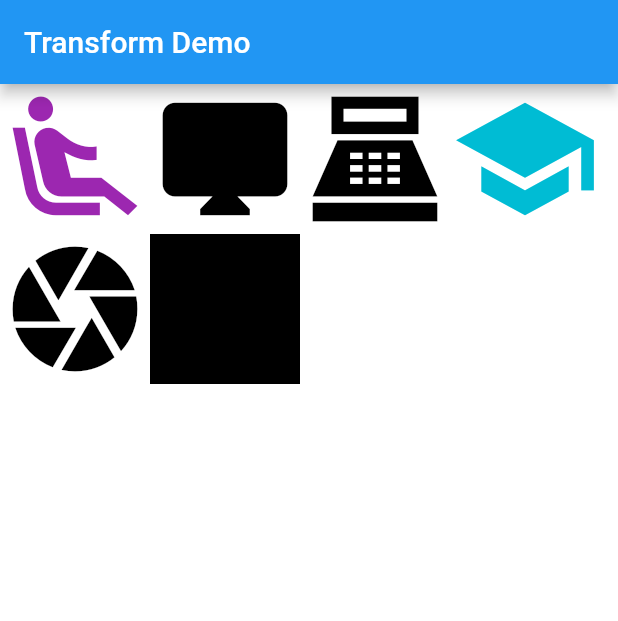
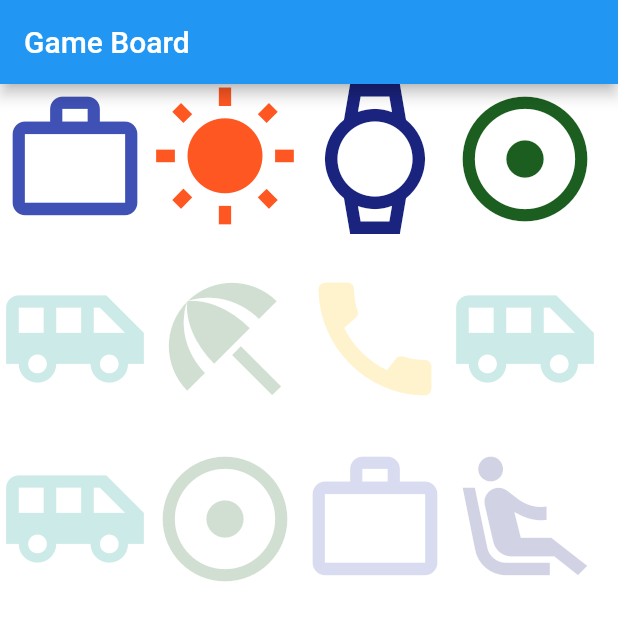
Before and after one commit to mahdi-ko/drag-and-drop-game-flutter, a Flutter app: the screen it shows after launch, on a phone screen of 412 x 824 dp. Shown: the top 621 px of the screen. Run offline on Flutter 3.47's test engine with Material 2 defaults, Android fonts, the phone set to English and light mode, and no system bars.

Commit message:
changed some of game state and added colors&icons

```diff
--- a/lib/game_board.dart
+++ b/lib/game_board.dart
@@ -1,10 +1,9 @@
-import 'dart:math';
-
-import 'package:drag_and_drop/data/colors.dart';
-import 'package:drag_and_drop/data/icons_data.dart';
 import 'package:drag_and_drop/draggable_list.dart';
-import 'package:drag_and_drop/draggable_object.dart';
+import 'package:drag_and_drop/icon_drag_target.dart';
+import 'package:drag_and_drop/providers/game_engine.dart';
+import 'package:drag_and_drop/providers/items.dart';
 import 'package:flutter/material.dart';
+import 'package:provider/provider.dart';
 
 class GameBoard extends StatefulWidget {
   @override
@@ -12,17 +11,15 @@ class GameBoard extends StatefulWidget {
 }
 
 class _GameBoardState extends State<GameBoard> {
-  final Random r = Random();
-  List<Widget> items;
-  Widget item;
+  List<Icon> draggableIcons = [];
+  List<Item> targetItems = [];
+  ItemsRow itemsRow;
+
   @override
   void initState() {
-    item = Container(
-      color: Colors.black,
-      height: 100,
-      width: 100,
-    );
-    items = generateGame();
+    draggableIcons = GameEngine.generateTopRow(10, 100);
+    itemsRow = Provider.of<ItemsRow>(context, listen: false);
+    itemsRow.generateIconsRow(10, 2, 100);
     super.initState();
   }
 
@@ -31,7 +28,7 @@ class _GameBoardState extends State<GameBoard> {
     return Scaffold(
       backgroundColor: Colors.white,
       appBar: AppBar(
-        title: Text('Transform Demo'),
+        title: Text('Game Board'),
       ),
       body: Column(
         mainAxisSize: MainAxisSize.min,
@@ -39,46 +36,29 @@ class _GameBoardState extends State<GameBoard> {
           Container(
             height: 100,
             child: DraggableList(
-              items: items,
+              items: draggableIcons,
             ),
           ),
-          SizedBox(
-            height: 100,
-            child: ListView(
-              scrollDirection: Axis.horizontal,
-              children: [
-                DraggableObject(
-                  icon: randomIcon(),
-                ),
-                DragTarget(
-                  onWillAccept: (_) {
-                    return true;
-                  },
-                  onAccept: (_) {
-                    setState(() {
-                      item = _;
-                    });
-                  },
-                  builder: (_, acceptedItems, ___) {
-                    return item;
-                  },
-                )
-              ],
+          for (int j = 0; j < itemsRow.itemsRow.length; j++) ...[
+            Container(
+              height: 100,
+              margin: EdgeInsets.only(top: 20),
+              child: ListView.builder(
+                scrollDirection: Axis.horizontal,
+                itemCount: itemsRow.itemsRow[j].length,
+                itemBuilder: (ct, i) {
+                  return ChangeNotifierProvider.value(
+                    value: itemsRow.itemsRow[j][i],
+                    builder: (c, child) {
+                      return IconDragTarget();
+                    },
+                  );
+                },
+              ),
             ),
-          ),
+          ]
         ],
       ),
     );
   }
-
-  List<Widget> generateGame() {
-    final count = r.nextInt(15) + 5;
-    List<Icon> items = [];
-    for (int i = 0; i < count; i++) items.add(randomIcon());
-    return items;
-  }
-
-  Icon randomIcon() => Icon(iconData[r.nextInt(iconData.length)], color: randomColor(), size: 100);
-
-  Color randomColor() => colors[r.nextInt(colors.length)];
 }
--- /dev/null
+++ b/lib/icon_drag_target.dart
@@ -0,0 +1,38 @@
+import 'dart:developer';
+
+import 'package:drag_and_drop/providers/items.dart';
+import 'package:flutter/material.dart';
+import 'package:provider/provider.dart';
+
+class IconDragTarget extends StatelessWidget {
+  @override
+  Widget build(BuildContext context) {
+    final item = Provider.of<Item>(context);
+
+    return DragTarget(
+      onWillAccept: (droppedItem) {
+        if (droppedItem is Icon &&
+            item.color == droppedItem.color &&
+            item.icon == droppedItem.icon &&
+            item.size == droppedItem.size) {
+          log("true");
+
+          return true;
+        }
+        log("false");
+
+        return false;
+      },
+      onAccept: (_) {
+        item.isEmpty = true;
+      },
+      builder: (_, acceptedItems, ___) {
+        return Icon(
+          item.icon,
+          color: item.color.withOpacity(0.2),
+          size: item.size,
+        );
+      },
+    );
+  }
+}
--- a/lib/main.dart
+++ b/lib/main.dart
@@ -1,4 +1,6 @@
+import 'package:drag_and_drop/providers/items.dart';
 import 'package:flutter/material.dart';
+import 'package:provider/provider.dart';
 
 import 'game_board.dart';
 
@@ -9,12 +11,17 @@ void main() {
 class MyApp extends StatelessWidget {
   @override
   Widget build(BuildContext context) {
-    return MaterialApp(
-      title: 'Flutter Demo',
-      theme: ThemeData(
-        primarySwatch: Colors.blue,
+    return MultiProvider(
+      providers: [
+        ListenableProvider<ItemsRow>(create: (_) => ItemsRow()),
+      ],
+      child: MaterialApp(
+        title: 'Flutter Demo',
+        theme: ThemeData(
+          primarySwatch: Colors.blue,
+        ),
+        home: GameBoard(),
       ),
-      home: GameBoard(),
     );
   }
 }
--- /dev/null
+++ b/lib/providers/game_engine.dart
@@ -0,0 +1,28 @@
+import 'dart:developer';
+
+import 'package:drag_and_drop/data/colors.dart';
+import 'package:drag_and_drop/data/icons_data.dart';
+import 'package:flutter/material.dart';
+import 'dart:math' as math;
+
+final math.Random _r = math.Random();
+
+class GameEngine with ChangeNotifier {
+  static List<Icon> items = [];
+
+  static List<Icon> generateTopRow(int numberOfItems, double iconSize) {
+    items.clear();
+    for (int i = 0; i < numberOfItems; i++) {
+      final icon = generateRandomIcon(iconSize);
+      items.add(icon);
+    }
+    return items;
+  }
+}
+
+Icon generateRandomIcon(double iconSize) {
+  final iconData = IconsData.iconData[_r.nextInt(IconsData.iconData.length)];
+  return Icon(iconData, color: randomColor(), size: iconSize);
+}
+
+Color randomColor() => IconsColors.colors[_r.nextInt(IconsColors.colors.length)];
--- /dev/null
+++ b/lib/providers/items.dart
@@ -0,0 +1,74 @@
+import 'package:flutter/widgets.dart';
+
+import 'game_engine.dart';
+import 'dart:math' as math;
+
+final math.Random _r = math.Random();
+
+class Item with ChangeNotifier {
+  Color _color;
+  IconData _icon;
+  bool _isEmpty;
+  double _size;
+  Item(this._color, this._icon, this._isEmpty, this._size);
+
+  Color get color => _color;
+  IconData get icon => _icon;
+  bool get isEmpty => _isEmpty;
+  double get size => _size;
+
+  set color(Color c) {
+    _color = c;
+    notifyListeners();
+  }
+
+  set icon(IconData i) {
+    _icon = i;
+    notifyListeners();
+  }
+
+  set isEmpty(bool b) {
+    _isEmpty = b;
+    notifyListeners();
+  }
+
+  set size(double d) {
+    _size = d;
+    notifyListeners();
+  }
+}
+
+class ItemsRow with ChangeNotifier {
+  Map<int, List<Item>> _itemsRow = {};
+
+  Map<int, List<Item>> get itemsRow => _itemsRow;
+
+  void generateIconsRow(int numOfRows, int numOfCols, double iconSize) {
+    Map<int, List<Item>> items = {};
+    for (int j = 0; j < numOfCols; j++) {
+      int randomizedNum = _r.nextInt(numOfRows);
+      final count = randomizedNum >= 3 ? randomizedNum : _r.nextInt(numOfRows) + 3;
+      for (int i = 0; i < count; i++) {
+        final icon = _generateIconOnValidOnes(iconSize);
+        if (items[j] == null) items[j] = [];
+        items[j].add(Item(icon.color, icon.icon, false, iconSize));
+      }
+    }
+    _itemsRow = items;
+  }
+
+  void clearRow() {
+    _itemsRow.clear();
+    notifyListeners();
+  }
+
+  void removeItem(int col, int index) {
+    itemsRow[col].remove(index);
+    notifyListeners();
+  }
+
+  Icon _generateIconOnValidOnes(double iconSize) {
+    final icon = GameEngine.items[_r.nextInt(GameEngine.items.length)];
+    return Icon(icon.icon, color: icon.color, size: iconSize);
+  }
+}
--- a/pubspec.yaml
+++ b/pubspec.yaml
@@ -23,6 +23,7 @@ environment:
 dependencies:
   flutter:
     sdk: flutter
+  provider: ^5.0.0
 
 dev_dependencies:
   flutter_test:
```
Also changed, not shown: lib/data/colors.dart (+10 -2 lines), lib/data/icons_data.dart (+18 -2 lines), pubspec.lock, 3 other files.
